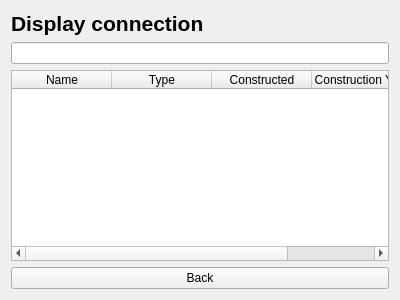
Above: displayconnection.ui from AndriM/Vika3 before the change. Below: the same form after it.
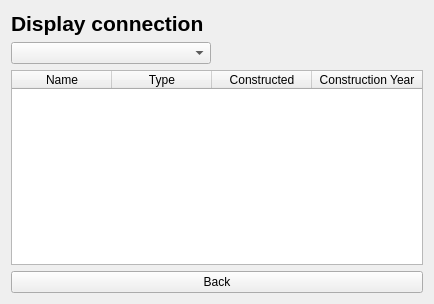
That is the form after the change.

```diff
--- a/displayconnection.ui
+++ b/displayconnection.ui
@@ -6,17 +6,14 @@
    <rect>
     <x>0</x>
     <y>0</y>
-    <width>400</width>
-    <height>300</height>
+    <width>434</width>
+    <height>304</height>
    </rect>
   </property>
   <property name="windowTitle">
    <string>Connections</string>
   </property>
   <layout class="QGridLayout" name="gridLayout">
-   <item row="2" column="0">
-    <widget class="QLineEdit" name="lineEdit"/>
-   </item>
    <item row="0" column="0">
     <widget class="QLabel" name="label">
      <property name="font">
@@ -31,14 +28,14 @@
      </property>
     </widget>
    </item>
-   <item row="4" column="0">
+   <item row="3" column="0">
     <widget class="QPushButton" name="backButton">
      <property name="text">
       <string>Back</string>
      </property>
     </widget>
    </item>
-   <item row="3" column="0">
+   <item row="2" column="0">
     <widget class="QTableWidget" name="comp_table">
      <property name="editTriggers">
       <set>QAbstractItemView::NoEditTriggers</set>
@@ -80,6 +77,16 @@
      </column>
     </widget>
    </item>
+   <item row="1" column="0">
+    <widget class="QComboBox" name="comboBox">
+     <property name="maximumSize">
+      <size>
+       <width>200</width>
+       <height>16777215</height>
+      </size>
+     </property>
+    </widget>
+   </item>
   </layout>
  </widget>
  <resources/>
```
